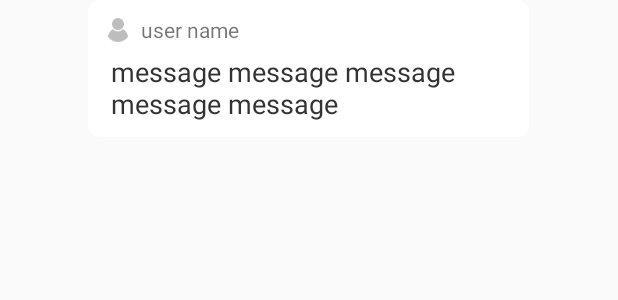
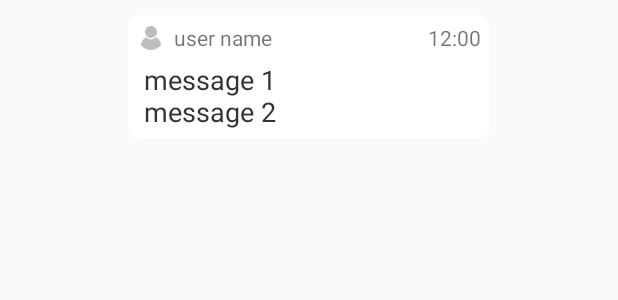
Before and after one commit to viethoa/team-tracking-firebase, an Android app: the layout item_comment_layout.xml on its own in the app's theme, with its tools: preview values and no code run, on a phone screen of 412 x 824 dp. Shown: the top 300 px of the screen. Run offline under Robolectric (Android 15) with nearby library versions, the phone set to English and light mode, and no system bars.

Commit message:
simple chatting logic.

```diff
--- a/app/src/main/java/us/originally/teamtrack/controllers/base/TeamBaseActivity.java
+++ b/app/src/main/java/us/originally/teamtrack/controllers/base/TeamBaseActivity.java
@@ -59,8 +59,9 @@ public abstract class TeamBaseActivity extends MapBaseActivity {
         if (ref == null)
             return;
 
+        String commentId = comment.time_stamp + "_" + comment.user.device_uuid;
         ref.child(BaseLoginActivity.TEAM_GROUP).child(mTeam.team_name).child(Constant.SLUG_MESSAGE)
-                .child(comment.user.device_uuid).setValue(comment);
+                .child(commentId).setValue(comment);
     }
 
     protected void onMessagePushed(DataSnapshot dataSnapshot) {
--- a/app/src/main/res/layout/item_comment_layout.xml
+++ b/app/src/main/res/layout/item_comment_layout.xml
@@ -13,14 +13,21 @@
     <RelativeLayout
         android:layout_width="@dimen/empty_space"
         android:layout_height="wrap_content"
-        android:padding="@dimen/medium_space"
+        android:padding="@dimen/small_space"
+        android:layout_marginTop="@dimen/medium_space"
+        android:layout_marginBottom="@dimen/medium_space"
+        android:layout_marginLeft="@dimen/small_space"
+        android:layout_marginStart="@dimen/small_space"
+        android:layout_marginRight="@dimen/small_space"
+        android:layout_marginEnd="@dimen/small_space"
         android:background="@drawable/comment_view"
-        android:layout_weight="5">
+        android:layout_weight="3">
 
         <ImageView
             android:id="@+id/iv_user_icon"
             android:layout_width="20dp"
             android:layout_height="20dp"
+            android:layout_marginBottom="@dimen/small_space"
             android:scaleType="centerInside"
             android:src="@mipmap/ic_user"/>
 
@@ -35,15 +42,22 @@
             android:text="user name"/>
 
         <TextView
+            android:id="@+id/tv_time_stamp"
+            android:layout_width="wrap_content"
+            android:layout_height="20dp"
+            android:layout_alignParentRight="true"
+            android:gravity="center_vertical"
+            android:text="12:00"/>
+
+        <TextView
             android:id="@+id/tv_message"
             style="@style/text_view_black_medium"
             android:layout_width="wrap_content"
             android:layout_height="wrap_content"
             android:layout_below="@id/iv_user_icon"
-            android:layout_marginTop="@dimen/small_space"
             android:layout_marginLeft="@dimen/small_space"
             android:layout_marginStart="@dimen/small_space"
-            android:text="message message message message message"/>
+            android:text="message 1 \nmessage 2"/>
     </RelativeLayout>
 
     <View
--- a/app/src/main/res/values/dimens.xml
+++ b/app/src/main/res/values/dimens.xml
@@ -21,5 +21,5 @@
     <!-- main activity -->
     <dimen name="footer_height">40dp</dimen>
     <dimen name="chatting_view_margin_bottom">38dp</dimen>
-    <dimen name="chatting_view_margin_top">100dp</dimen>
+    <dimen name="chatting_view_margin_top">80dp</dimen>
 </resources>
```
Also changed, not shown: app/src/main/AndroidManifest.xml (+14 -19 lines), app/src/main/java/us/originally/teamtrack/adapters/CommentAdapter.java (+44 -2 lines), app/src/main/java/us/originally/teamtrack/controllers/MainActivity.java (+9 -1 lines), app/src/main/java/us/originally/teamtrack/customviews/ChattingView.java (+40 -9 lines), app/src/main/java/us/originally/teamtrack/models/Comment.java (+16 -2 lines), app/src/main/res/layout/layout_chatting_view.xml (+5 -5 lines).
